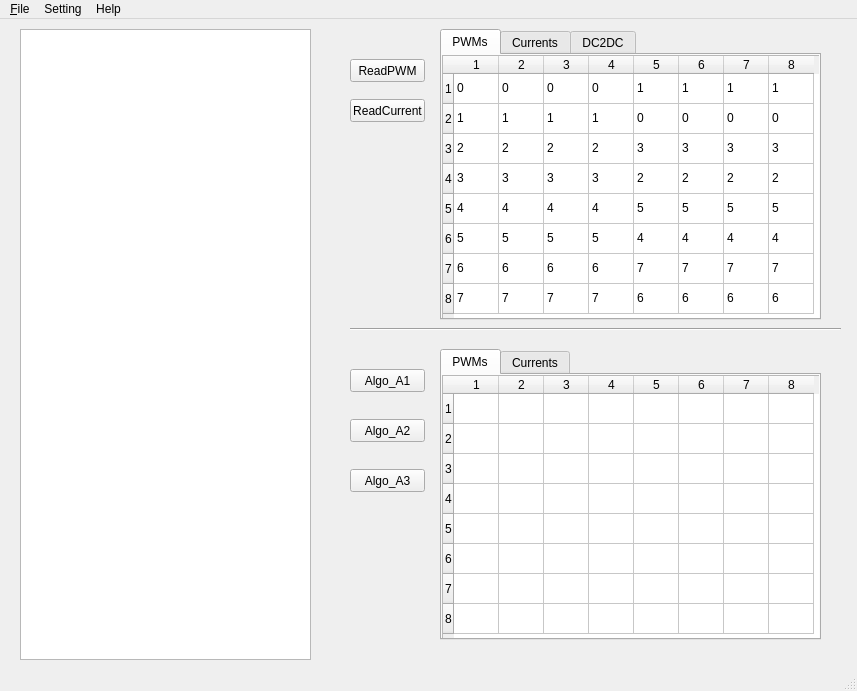
hooloong/gitpython, file twoFirst01/dimmingdebugger.ui: the form before one commit.
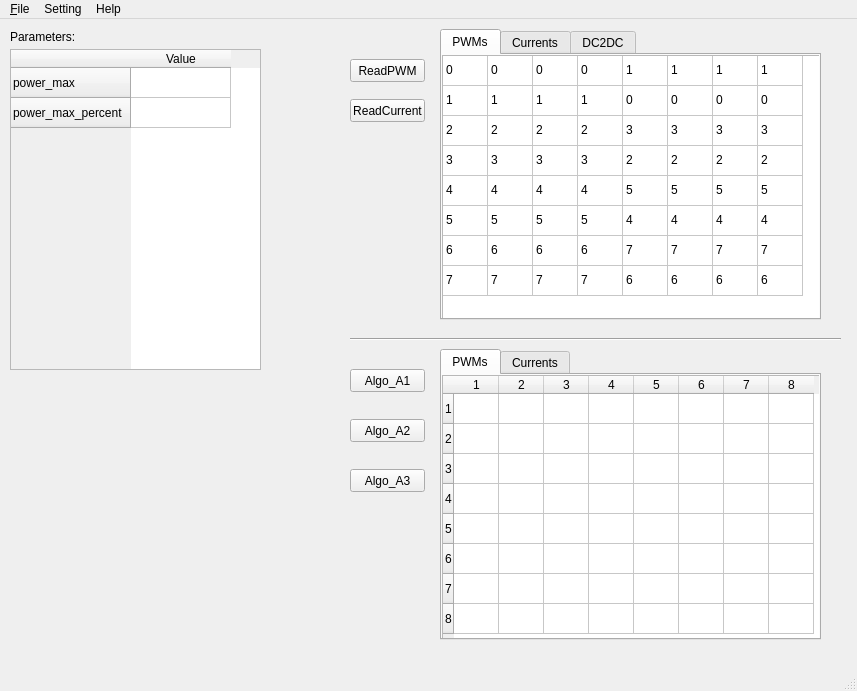
The form after the commit. The open tabs and pages were chosen to show the change. Icons and pictures are not drawn.

Commit message: updated debugger tool: read 64 vars from chips. PWM is right.

What changed in the file:
```diff
--- a/twoFirst01/dimmingdebugger.ui
+++ b/twoFirst01/dimmingdebugger.ui
@@ -55,12 +55,21 @@
       <property name="columnCount">
        <number>8</number>
       </property>
+      <attribute name="horizontalHeaderVisible">
+       <bool>false</bool>
+      </attribute>
       <attribute name="horizontalHeaderDefaultSectionSize">
        <number>45</number>
       </attribute>
       <attribute name="horizontalHeaderMinimumSectionSize">
        <number>21</number>
       </attribute>
+      <attribute name="verticalHeaderVisible">
+       <bool>false</bool>
+      </attribute>
+      <attribute name="verticalHeaderHighlightSections">
+       <bool>true</bool>
+      </attribute>
       <row/>
       <row/>
       <row/>
@@ -965,7 +974,7 @@
     <property name="geometry">
      <rect>
       <x>350</x>
-      <y>300</y>
+      <y>310</y>
       <width>491</width>
       <height>20</height>
      </rect>
@@ -974,15 +983,43 @@
      <enum>Qt::Horizontal</enum>
     </property>
    </widget>
-   <widget class="QListView" name="listView">
+   <widget class="QTableWidget" name="tableWidget">
     <property name="geometry">
      <rect>
-      <x>20</x>
+      <x>10</x>
+      <y>30</y>
+      <width>251</width>
+      <height>321</height>
+     </rect>
+    </property>
+    <row>
+     <property name="text">
+      <string>power_max</string>
+     </property>
+    </row>
+    <row>
+     <property name="text">
+      <string>power_max_percent</string>
+     </property>
+    </row>
+    <column>
+     <property name="text">
+      <string>Value</string>
+     </property>
+    </column>
+   </widget>
+   <widget class="QLabel" name="label">
+    <property name="geometry">
+     <rect>
+      <x>10</x>
       <y>10</y>
-      <width>291</width>
-      <height>631</height>
+      <width>121</width>
+      <height>16</height>
      </rect>
     </property>
+    <property name="text">
+     <string>Parameters:</string>
+    </property>
    </widget>
   </widget>
   <widget class="QMenuBar" name="menubar">
```
Left out of the diff: 12 changed lines with no effect on the pictures. The commit also changes 1 other file.
